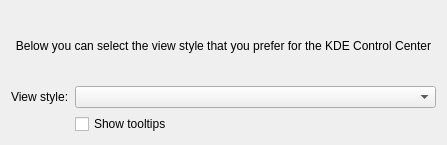
Old version of the form app/configDialog.ui in the repository KDE/systemsettings.
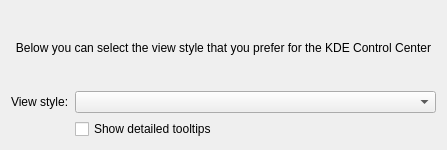
New version of the form. Custom widgets are drawn as their Qt base class.

Commit message: Use enhanced keyword for the tooltips, since the real tooltips still work even when they are disabled. Optimise the Icons view by using QHash instead of QMap, and removing an unneeded QList

```diff
--- a/app/configDialog.ui
+++ b/app/configDialog.ui
@@ -7,7 +7,7 @@
     <x>0</x>
     <y>0</y>
     <width>447</width>
-    <height>145</height>
+    <height>150</height>
    </rect>
   </property>
   <layout class="QGridLayout" name="gridLayout">
@@ -43,7 +43,7 @@
    <item row="2" column="1">
     <widget class="QCheckBox" name="ChTooltips">
      <property name="text">
-      <string>Show tooltips</string>
+      <string>Show detailed tooltips</string>
      </property>
     </widget>
    </item>
```
The commit also changes 1 other file.
